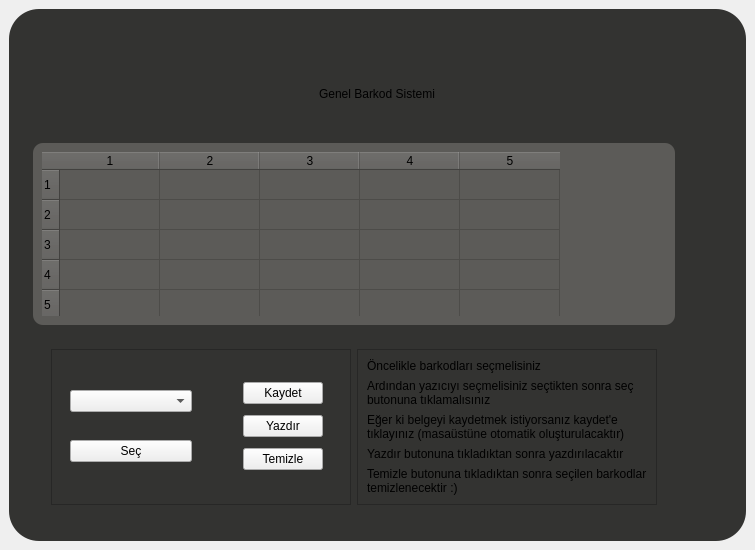
First picture: the form in ui/main_window.ui, repository dotPEEKs/GBS, before the edit.
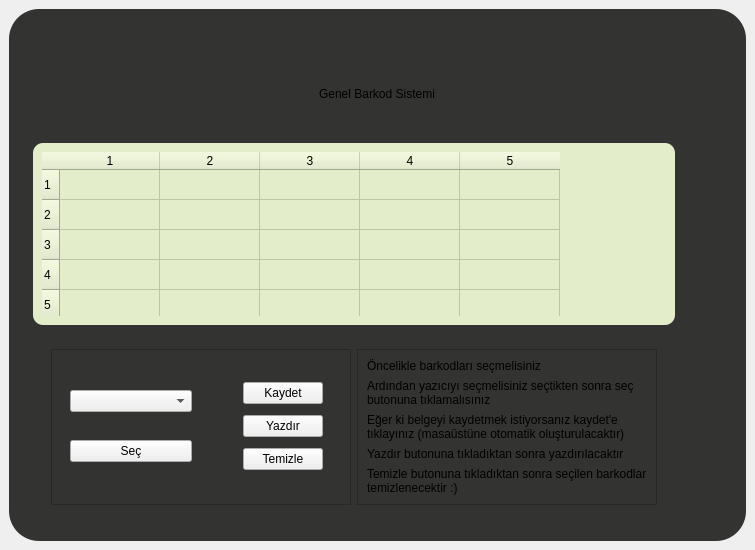
Second picture: the form after the edit. Icons and pictures are not drawn.

What changed in the file:
```diff
--- a/ui/main_window.ui
+++ b/ui/main_window.ui
@@ -185,7 +185,7 @@
              <item>
               <widget class="QFrame" name="frame_4">
                <property name="styleSheet">
-                <string notr="true">background-color: rgb(92, 91, 88);
+                <string notr="true">background-color: rgb(228, 237, 202);
 border-radius: 10px;</string>
                </property>
                <property name="frameShape">
```
